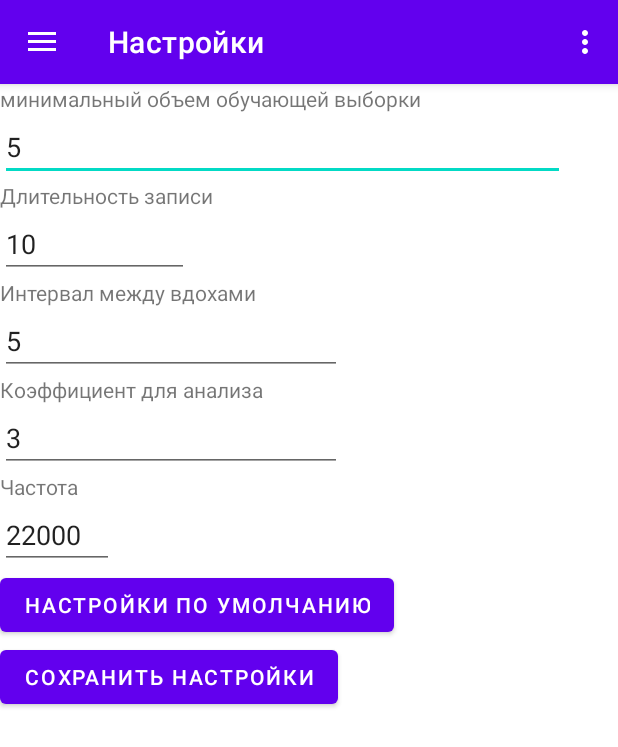
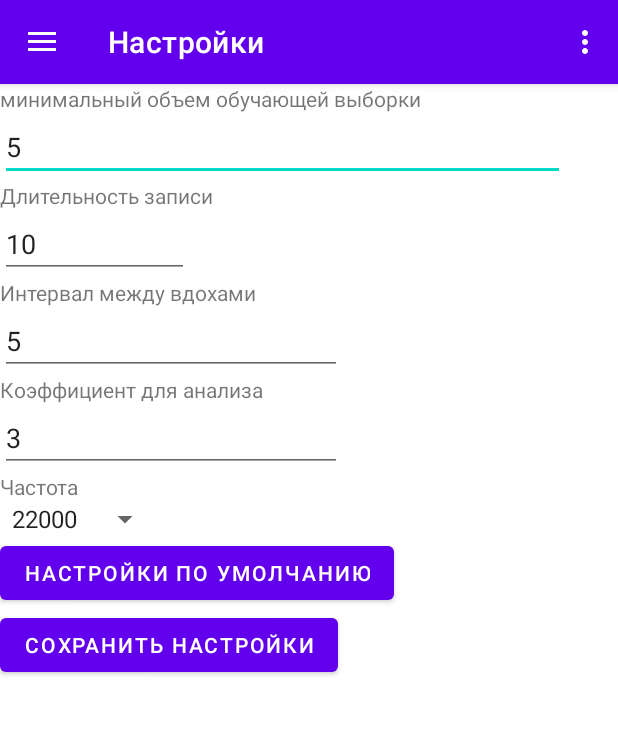
Before and after one commit to Serveyko/Test_with_menu, an Android app: the screen it shows after launch (MainActivity), in the side drawer, after a tap on "Настройки", on a phone screen of 412 x 824 dp. Shown: the top 747 px of the screen. Run offline under Robolectric (Android 15) with nearby library versions, the phone set to English and light mode, and no system bars; our stand-ins replace navigation-ui.

Commit message:
Fix bugs

```diff
--- a/app/src/main/java/com/example/test_with_menu/ui/plus/PlusFragment.java
+++ b/app/src/main/java/com/example/test_with_menu/ui/plus/PlusFragment.java
@@ -214,7 +214,7 @@ public class PlusFragment extends Fragment {
     }
 
     static private int currentSignal = 0;
-    static private ArrayList<TextView> squaresAll = new ArrayList<>();
+    static public ArrayList<TextView> squaresAll = new ArrayList<>();
 
     @RequiresApi(api = Build.VERSION_CODES.O)
     private void addSquare(String name, int i, boolean isGrey, boolean changeColor) {
--- a/app/src/main/java/com/example/test_with_menu/ui/settings/SettingsFragment.java
+++ b/app/src/main/java/com/example/test_with_menu/ui/settings/SettingsFragment.java
@@ -7,8 +7,11 @@ import android.text.InputType;
 import android.view.LayoutInflater;
 import android.view.View;
 import android.view.ViewGroup;
+import android.widget.AdapterView;
 import android.widget.Button;
 import android.widget.EditText;
+import android.widget.Spinner;
+import android.widget.Toast;
 
 import androidx.annotation.NonNull;
 import androidx.annotation.RequiresApi;
@@ -22,6 +25,7 @@ import com.example.test_with_menu.R;
 import com.example.test_with_menu.Settings;
 import com.example.test_with_menu.ui.home.HomeFragment;
 import com.example.test_with_menu.ui.plus.Log;
+import com.example.test_with_menu.ui.plus.PlusFragment;
 
 import java.io.File;
 import java.io.FileNotFoundException;
@@ -37,9 +41,12 @@ public class SettingsFragment extends Fragment {
     private Button btnReset, btnSave;
     static private EditText time, size, inhale, koeff, frequency;
     private SettingsViewModel settingsViewModel;
+    private Spinner spinner;
+    private int selectitem = 0;
     static private final String AUDIO_RECORDER_FOLDER = "AudioRec";
     static Log log = new Log();
     View root;
+    String[] choose;
 
     public View onCreateView(@NonNull LayoutInflater inflater,
                              ViewGroup container, Bundle savedInstanceState) {
@@ -50,24 +57,39 @@ public class SettingsFragment extends Fragment {
         time = root.findViewById(R.id.time);
         size = root.findViewById(R.id.size);
         inhale = root.findViewById(R.id.inhale);
-        frequency = root.findViewById(R.id.frequency);
+//        frequency = root.findViewById(R.id.frequency);
         koeff = root.findViewById(R.id.koeff);
         btnReset = root.findViewById(R.id.reset);
         btnSave = root.findViewById(R.id.save);
+        spinner = root.findViewById(R.id.spinner);
         btnReset.setOnClickListener(btnClick);
         btnSave.setOnClickListener(btnClick);
+        choose = getResources().getStringArray(R.array.freq);
+        spinner.setOnItemSelectedListener(new AdapterView.OnItemSelectedListener() {
+            public void onItemSelected(AdapterView<?> parent,
+                                       View itemSelected, int selectedItemPosition, long selectedId) {
+                selectitem = selectedItemPosition;
+            }
+            public void onNothingSelected(AdapterView<?> parent) {
+            }
+        });
         time.setInputType(InputType.TYPE_CLASS_NUMBER);
         size.setInputType(InputType.TYPE_CLASS_NUMBER);
         inhale.setInputType(InputType.TYPE_CLASS_NUMBER);
-        frequency.setInputType(InputType.TYPE_CLASS_NUMBER);
+//        frequency.setInputType(InputType.TYPE_CLASS_NUMBER);
         koeff.setInputType(InputType.TYPE_CLASS_NUMBER);
         time.setText(String.valueOf(HomeFragment.s.get_Time()));
         size.setText(String.valueOf(HomeFragment.s.get_Size()));
-        frequency.setText(String.valueOf(HomeFragment.s.get_Frequency()));
+//        frequency.setText(String.valueOf(HomeFragment.s.get_Frequency()));
         inhale.setText(String.valueOf(HomeFragment.s.get_Inhale()));
         koeff.setText(String.valueOf(HomeFragment.s.get_Koeff()));
+        for ( int i = 0; i < choose.length; i++ ) {
+            if ( Integer.parseInt(choose[i]) == HomeFragment.s.get_Frequency() )
+                spinner.setSelection(i);
+        }
         return root;
     }
+
 
     private View.OnClickListener btnClick = v -> {
         switch (v.getId()) {
@@ -85,6 +107,10 @@ public class SettingsFragment extends Fragment {
             }
         }
     };
+
+    private void changeFreq () {
+        System.out.println(Integer.parseInt(spinner.getSelectedItem().toString()));
+    }
 
     static public void reserAllTrue() {
         String filepath = Environment.getExternalStorageDirectory().getPath();
@@ -128,8 +154,8 @@ public class SettingsFragment extends Fragment {
             t = Integer.parseInt(String.valueOf(time.getText()));
         if (!size.getText().equals(""))
             s = Integer.parseInt(String.valueOf(size.getText()));
-        if (!frequency.getText().equals(""))
-            fr = Integer.parseInt(String.valueOf(frequency.getText()));
+//        if (!frequency.getText().equals(""))
+            fr = Integer.parseInt(String.valueOf(choose[selectitem]));
         if (!inhale.getText().equals(""))
             i = Integer.parseInt(String.valueOf(inhale.getText()));
         ;
@@ -164,6 +190,9 @@ public class SettingsFragment extends Fragment {
             if ((getFileExtension(fileEntry).equals("wav") || getFileExtension(fileEntry).equals("jpg") || getFileExtension(fileEntry).equals("txt")) && !fileEntry.getName().equals("settings.txt"))
                 fileEntry.delete();
         }
+        PlusFragment.squaresAll.clear();
+        for ( int i = 0; i < PlusFragment.squaresAll.size(); i++ )
+            PlusFragment.squaresAll.remove(i);
         clearTheFile();
     }
 
--- a/app/src/main/res/layout/fragment_settings.xml
+++ b/app/src/main/res/layout/fragment_settings.xml
@@ -8,6 +8,7 @@
 
 
     <LinearLayout
+        android:id="@+id/frequenc"
         android:layout_width="match_parent"
         android:layout_height="match_parent"
         android:orientation="vertical"
@@ -21,12 +22,12 @@
             android:layout_height="wrap_content"
             android:text="минимальный объем обучающей выборки" />
 
-        <EditText android:id="@+id/size"
+        <EditText
+            android:id="@+id/size"
+            android:layout_width="wrap_content"
+            android:layout_height="wrap_content"
             android:hint="Минимальный объем обучающей выборки"
-            android:layout_height="wrap_content"
-            android:layout_width="wrap_content"
-            android:imeOptions="actionDone">
-        </EditText>
+            android:imeOptions="actionDone"></EditText>
 
         <TextView
             android:id="@+id/textView2"
@@ -34,12 +35,12 @@
             android:layout_height="wrap_content"
             android:text="Длительность записи" />
 
-        <EditText android:id="@+id/time"
+        <EditText
+            android:id="@+id/time"
+            android:layout_width="wrap_content"
+            android:layout_height="wrap_content"
             android:hint="время записи"
-            android:layout_height="wrap_content"
-            android:layout_width="wrap_content"
-            android:imeOptions="actionDone">
-        </EditText>
+            android:imeOptions="actionDone"></EditText>
 
         <TextView
             android:id="@+id/textView3"
@@ -47,12 +48,12 @@
             android:layout_height="wrap_content"
             android:text="Интервал между вдохами" />
 
-        <EditText android:id="@+id/inhale"
+        <EditText
+            android:id="@+id/inhale"
+            android:layout_width="wrap_content"
+            android:layout_height="wrap_content"
             android:hint="Интервал между вдохами"
-            android:layout_height="wrap_content"
-            android:layout_width="wrap_content"
-            android:imeOptions="actionDone">
-        </EditText>
+            android:imeOptions="actionDone"></EditText>
 
         <TextView
             android:id="@+id/textView4"
@@ -60,12 +61,12 @@
             android:layout_height="wrap_content"
             android:text="Коэффициент для анализа" />
 
-        <EditText android:id="@+id/koeff"
+        <EditText
+            android:id="@+id/koeff"
+            android:layout_width="wrap_content"
+            android:layout_height="wrap_content"
             android:hint="Интервал между вдохами"
-            android:layout_height="wrap_content"
-            android:layout_width="wrap_content"
-            android:imeOptions="actionDone">
-        </EditText>
+            android:imeOptions="actionDone"></EditText>
 
         <TextView
             android:id="@+id/textView5"
@@ -73,12 +74,18 @@
             android:layout_height="wrap_content"
             android:text="Частота" />
 
-        <EditText android:id="@+id/frequency"
-            android:hint="Частота"
+<!--        <EditText-->
+<!--            android:id="@+id/frequency"-->
+<!--            android:layout_width="wrap_content"-->
+<!--            android:layout_height="wrap_content"-->
+<!--            android:hint="Частота"-->
+<!--            android:imeOptions="actionDone"></EditText>-->
+
+        <Spinner
+            android:id="@+id/spinner"
+            android:layout_width="wrap_content"
             android:layout_height="wrap_content"
-            android:layout_width="wrap_content"
-            android:imeOptions="actionDone">
-        </EditText>
+            android:entries="@array/freq" />
         <!--        <selector xmlns:android="http://schemas.android.com/apk/res/android"-->
         <!--            android:layout_width="match_parent">-->
 
@@ -95,17 +102,16 @@
         <!--            android:text="Очистить всё"-->
         <!--            />-->
         <Button
+            android:id="@+id/reset"
             android:layout_width="wrap_content"
             android:layout_height="wrap_content"
-            android:id="@+id/reset"
-            android:text="настройки по умолчанию"
-            />
+            android:text="настройки по умолчанию" />
+
         <Button
+            android:id="@+id/save"
             android:layout_width="wrap_content"
             android:layout_height="wrap_content"
-            android:id="@+id/save"
-            android:text="Сохранить настройки"
-            />
+            android:text="Сохранить настройки" />
 
     </LinearLayout>
 
--- a/app/src/main/res/values/strings.xml
+++ b/app/src/main/res/values/strings.xml
@@ -36,5 +36,9 @@
 
     <string name="hello_first_fragment">Hello first fragment</string>
     <string name="hello_second_fragment">Hello second fragment. Arg: %1$s</string>
-
+    <string-array name="freq">
+        <item>11000</item>
+        <item>22000</item>
+        <item>44000</item>
+    </string-array>
 </resources>
```
Lines whose indentation alone changed are shown as unchanged.
